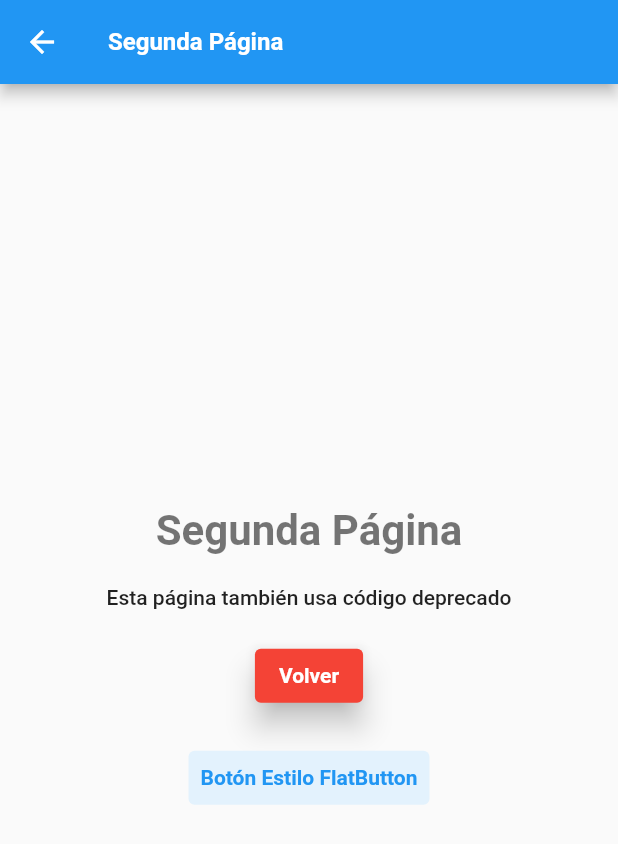
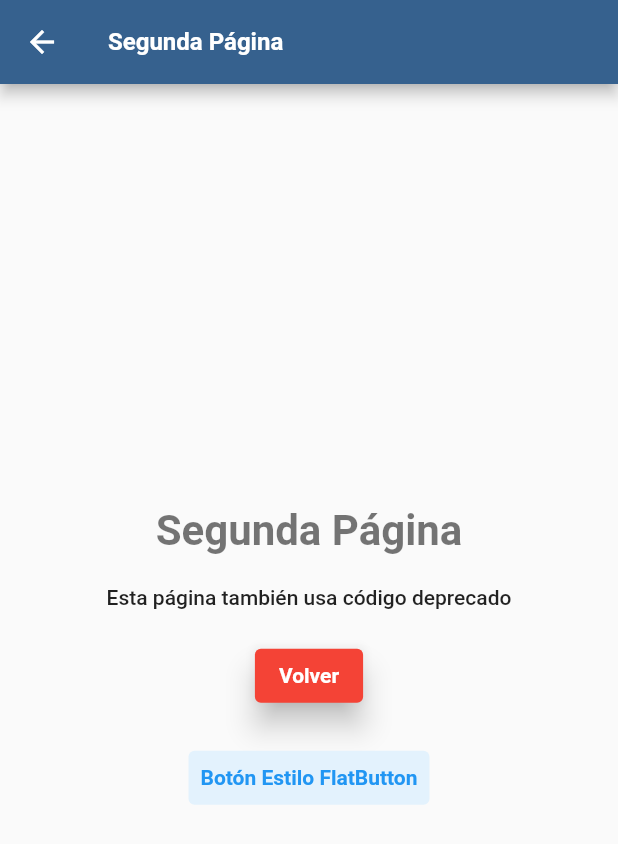
Before and after one commit to juan-campuzano/code-migration, a Flutter app: the screen it shows after launch, after a tap on "Incrementar Contador", after a tap on "Ir a Segunda Página", on a phone screen of 412 x 824 dp. Shown: the top 844 px of the screen. Run offline on Flutter 3.47's test engine with Material 2 defaults, Android fonts, the phone set to English and light mode, and no system bars.

Commit message:
chore: migrate Flutter deprecated APIs to modern equivalents
- Replace deprecated TextTheme properties (headline1-6, bodyText1-2,
  subtitle1-2, caption, button) with new Material 3 names (displayLarge,
  displayMedium, displaySmall, headlineSmall, headlineMedium, titleLarge,
  bodyLarge, bodyMedium, titleMedium, titleSmall, bodySmall, labelLarge)
- Replace primarySwatch with colorScheme: ColorScheme.fromSeed()
- Replace WillPopScope with PopScope + onPopInvokedWithResult
- Replace ButtonBar with OverflowBar
- Replace ElevatedButton.styleFrom(primary/onPrimary) with
  (backgroundColor/foregroundColor)
- Replace TextButton/OutlinedButton styleFrom(primary) with foregroundColor
- Replace SnackBarAction(textColor) with SnackBarAction(foregroundColor)
- Replace Colors.white.withOpacity() with Colors.white.withValues(alpha:)
- Pin Android NDK version to 28.0.12433566 for 16KB page size support

Co-authored-by: Copilot <223556219+Copilot@users.noreply.github.com>

```diff
--- a/app/lib/main.dart
+++ b/app/lib/main.dart
@@ -12,22 +12,20 @@ class MainApp extends StatelessWidget {
     return MaterialApp(
       title: 'Deprecated Code Demo',
       theme: ThemeData(
-        // Usando propiedades deprecadas de ThemeData
-        primarySwatch: Colors.blue,
-        // TextTheme con propiedades deprecadas
+        colorScheme: ColorScheme.fromSeed(seedColor: Colors.blue),
         textTheme: const TextTheme(
-          headline1: TextStyle(fontSize: 32, fontWeight: FontWeight.bold),
-          headline2: TextStyle(fontSize: 28, fontWeight: FontWeight.bold),
-          headline3: TextStyle(fontSize: 24, fontWeight: FontWeight.bold),
-          headline4: TextStyle(fontSize: 20, fontWeight: FontWeight.bold),
-          headline5: TextStyle(fontSize: 18, fontWeight: FontWeight.bold),
-          headline6: TextStyle(fontSize: 16, fontWeight: FontWeight.bold),
-          bodyText1: TextStyle(fontSize: 14),
-          bodyText2: TextStyle(fontSize: 12),
-          subtitle1: TextStyle(fontSize: 16),
-          subtitle2: TextStyle(fontSize: 14),
-          caption: TextStyle(fontSize: 12, color: Colors.grey),
-          button: TextStyle(fontSize: 14, fontWeight: FontWeight.bold),
+          displayLarge: TextStyle(fontSize: 32, fontWeight: FontWeight.bold),
+          displayMedium: TextStyle(fontSize: 28, fontWeight: FontWeight.bold),
+          displaySmall: TextStyle(fontSize: 24, fontWeight: FontWeight.bold),
+          headlineMedium: TextStyle(fontSize: 20, fontWeight: FontWeight.bold),
+          headlineSmall: TextStyle(fontSize: 18, fontWeight: FontWeight.bold),
+          titleLarge: TextStyle(fontSize: 16, fontWeight: FontWeight.bold),
+          bodyLarge: TextStyle(fontSize: 14),
+          bodyMedium: TextStyle(fontSize: 12),
+          titleMedium: TextStyle(fontSize: 16),
+          titleSmall: TextStyle(fontSize: 14),
+          bodySmall: TextStyle(fontSize: 12, color: Colors.grey),
+          labelLarge: TextStyle(fontSize: 14, fontWeight: FontWeight.bold),
         ),
       ),
       home: const HomePage(),
@@ -53,11 +51,12 @@ class _HomePageState extends State<HomePage> {
 
   @override
   Widget build(BuildContext context) {
-    // Usando WillPopScope (deprecado en favor de PopScope)
-    return WillPopScope(
-      onWillPop: () async {
-        // Mostrar diálogo de confirmación
-        return await showDialog(
+    // Usando PopScope (reemplaza WillPopScope deprecado)
+    return PopScope(
+      canPop: false,
+      onPopInvokedWithResult: (didPop, result) async {
+        if (didPop) return;
+        final shouldPop = await showDialog<bool>(
               context: context,
               builder: (context) => AlertDialog(
                 title: const Text('¿Salir?'),
@@ -75,6 +74,9 @@ class _HomePageState extends State<HomePage> {
               ),
             ) ??
             false;
+        if (shouldPop && context.mounted) {
+          Navigator.of(context).pop();
+        }
       },
       child: Scaffold(
         appBar: AppBar(
@@ -89,23 +91,23 @@ class _HomePageState extends State<HomePage> {
                 // Usando Text con style de Theme deprecado
                 Text(
                   'Ejemplos de Código Deprecado',
-                  style: Theme.of(context).textTheme.headline1,
+                  style: Theme.of(context).textTheme.displayLarge,
                   textAlign: TextAlign.center,
                 ),
                 const SizedBox(height: 20),
 
                 Text(
                   'Contador: $_counter',
-                  style: Theme.of(context).textTheme.headline3,
+                  style: Theme.of(context).textTheme.displaySmall,
                   textAlign: TextAlign.center,
                 ),
                 const SizedBox(height: 20),
 
-                // Usando ElevatedButton con styleFrom deprecado
+                // Usando ElevatedButton con styleFrom actualizado
                 ElevatedButton(
                   style: ElevatedButton.styleFrom(
-                    primary: Colors.blue, // Deprecado: usar backgroundColor
-                    onPrimary: Colors.white, // Deprecado: usar foregroundColor
+                    backgroundColor: Colors.blue,
+                    foregroundColor: Colors.white,
                     padding: const EdgeInsets.all(16),
                   ),
                   onPressed: _incrementCounter,
@@ -113,10 +115,10 @@ class _HomePageState extends State<HomePage> {
                 ),
                 const SizedBox(height: 10),
 
-                // Más botones con estilos deprecados
+                // Más botones con estilos actualizados
                 TextButton(
                   style: TextButton.styleFrom(
-                    primary: Colors.green, // Deprecado
+                    foregroundColor: Colors.green,
                   ),
                   onPressed: () {
                     // Usando SnackBar de forma antigua
@@ -125,7 +127,7 @@ class _HomePageState extends State<HomePage> {
                         content: const Text('TextButton presionado'),
                         action: SnackBarAction(
                           label: 'OK',
-                          textColor: Colors.yellow, // Deprecado
+                          foregroundColor: Colors.yellow,
                           onPressed: () {},
                         ),
                       ),
@@ -137,7 +139,7 @@ class _HomePageState extends State<HomePage> {
 
                 OutlinedButton(
                   style: OutlinedButton.styleFrom(
-                    primary: Colors.red, // Deprecado
+                    foregroundColor: Colors.red,
                   ),
                   onPressed: () {
                     Navigator.push(
@@ -159,7 +161,7 @@ class _HomePageState extends State<HomePage> {
                     color: Colors.blue,
                     child: Text(
                       'Widget con Opacity',
-                      style: Theme.of(context).textTheme.bodyText1,
+                      style: Theme.of(context).textTheme.bodyLarge,
                     ),
                   ),
                 ),
@@ -175,28 +177,28 @@ class _HomePageState extends State<HomePage> {
                   child: Center(
                     child: Text(
                       'Container con color antiguo',
-                      style: Theme.of(context).textTheme.subtitle1,
+                      style: Theme.of(context).textTheme.titleMedium,
                     ),
                   ),
                 ),
                 const SizedBox(height: 20),
 
-                // Usando ButtonBar (deprecado)
-                ButtonBar(
+                // Usando OverflowBar (reemplaza ButtonBar deprecado)
+                OverflowBar(
                   alignment: MainAxisAlignment.center,
                   children: [
                     ElevatedButton(
                       style: ElevatedButton.styleFrom(
-                        primary: Colors.purple,
-                        onPrimary: Colors.white,
+                        backgroundColor: Colors.purple,
+                        foregroundColor: Colors.white,
                       ),
                       onPressed: () {},
                       child: const Text('Botón 1'),
                     ),
                     ElevatedButton(
                       style: ElevatedButton.styleFrom(
-                        primary: Colors.orange,
-                        onPrimary: Colors.white,
+                        backgroundColor: Colors.orange,
+                        foregroundColor: Colors.white,
                       ),
                       onPressed: () {},
                       child: const Text('Botón 2'),
@@ -231,11 +233,11 @@ class ListTileExample extends StatelessWidget {
         leading: const Icon(Icons.album),
         title: Text(
           'ListTile Example',
-          style: Theme.of(context).textTheme.headline6,
+          style: Theme.of(context).textTheme.titleLarge,
         ),
         subtitle: Text(
           'Subtítulo con estilo deprecado',
-          style: Theme.of(context).textTheme.caption,
+          style: Theme.of(context).textTheme.bodySmall,
         ),
         trailing: const Icon(Icons.arrow_forward),
         onTap: () {
@@ -248,7 +250,7 @@ class ListTileExample extends StatelessWidget {
               actions: [
                 TextButton(
                   style: TextButton.styleFrom(
-                    primary: Colors.blue,
+                    foregroundColor: Colors.blue,
                   ),
                   onPressed: () => Navigator.pop(context),
                   child: const Text('Cerrar'),
@@ -267,12 +269,9 @@ class SecondPage extends StatelessWidget {
 
   @override
   Widget build(BuildContext context) {
-    // Otra página con WillPopScope
-    return WillPopScope(
-      onWillPop: () async {
-        Navigator.pop(context);
-        return false;
-      },
+    // Usando PopScope (reemplaza WillPopScope deprecado)
+    return PopScope(
+      canPop: true,
       child: Scaffold(
         appBar: AppBar(
           title: const Text('Segunda Página'),
@@ -283,29 +282,28 @@ class SecondPage extends StatelessWidget {
             children: [
               Text(
                 'Segunda Página',
-                style: Theme.of(context).textTheme.headline2,
+                style: Theme.of(context).textTheme.displayMedium,
               ),
               const SizedBox(height: 20),
               Text(
                 'Esta página también usa código deprecado',
-                style: Theme.of(context).textTheme.bodyText1,
+                style: Theme.of(context).textTheme.bodyLarge,
               ),
               const SizedBox(height: 20),
               ElevatedButton(
                 style: ElevatedButton.styleFrom(
-                  primary: Colors.red,
-                  onPrimary: Colors.white,
-                  elevation: 8, // Elevation usado directamente
+                  backgroundColor: Colors.red,
+                  foregroundColor: Colors.white,
+                  elevation: 8,
                 ),
                 onPressed: () => Navigator.pop(context),
                 child: const Text('Volver'),
               ),
               const SizedBox(height: 20),
 
-              // Usando FlatButton style (patrón antiguo con TextButton)
               TextButton(
                 style: TextButton.styleFrom(
-                  primary: Colors.blue,
+                  foregroundColor: Colors.blue,
                   backgroundColor: Colors.blue.shade50,
                 ),
                 onPressed: () {},
```
Also changed, not shown: app/lib/deprecated_forms.dart (+12 -12 lines), app/lib/deprecated_list.dart (+28 -30 lines), app/lib/deprecated_widgets.dart (+9 -9 lines), 1 other file.
